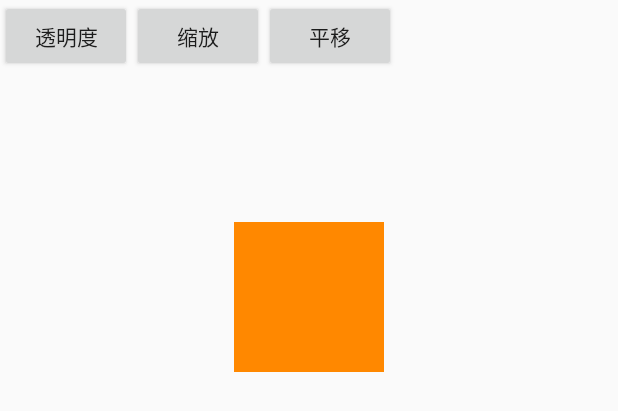
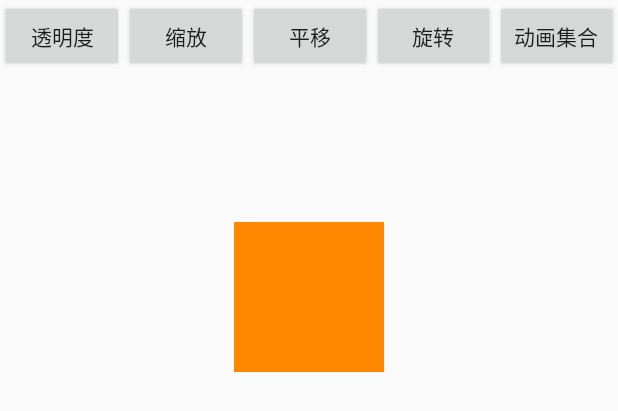
Before and after one commit to huihui4045/AndroidWorkSpace, an Android app: the layout anim.xml on its own in the app's theme, with its tools: preview values and no code run, on a phone screen of 412 x 824 dp. Shown: the top 411 px of the screen. Run offline under Robolectric (Android 15) with nearby library versions, the phone set to English and light mode, and no system bars.

Commit message:
属性动画 集合

```diff
--- a/Android_Custom/app/src/main/res/layout/anim.xml
+++ b/Android_Custom/app/src/main/res/layout/anim.xml
@@ -2,6 +2,7 @@
 <LinearLayout xmlns:android="http://schemas.android.com/apk/res/android"
     android:layout_width="match_parent"
     android:layout_height="match_parent"
+
     android:orientation="vertical">
 
     <LinearLayout
@@ -11,25 +12,54 @@
         android:orientation="horizontal">
 
         <Button
-            android:onClick="onClick"
             android:id="@+id/btn_alpha"
             android:layout_width="wrap_content"
             android:layout_height="wrap_content"
+            android:layout_weight="1"
+            android:onClick="onClick"
             android:text="透明度" />
 
         <Button
-            android:onClick="onClick"
             android:id="@+id/btn_scale"
             android:layout_width="wrap_content"
             android:layout_height="wrap_content"
+            android:layout_weight="1"
+            android:onClick="onClick"
             android:text="缩放" />
 
         <Button
-            android:onClick="onClick"
             android:id="@+id/btn_Translation"
             android:layout_width="wrap_content"
             android:layout_height="wrap_content"
+            android:layout_weight="1"
+            android:onClick="onClick"
             android:text="平移" />
+
+        <Button
+            android:id="@+id/btn_Rotation"
+            android:layout_width="wrap_content"
+            android:layout_height="wrap_content"
+            android:layout_weight="1"
+            android:onClick="onClick"
+            android:text="旋转" />
+
+
+        <Button
+            android:id="@+id/btn_AnimList"
+            android:layout_width="wrap_content"
+            android:layout_height="wrap_content"
+            android:layout_weight="1"
+            android:onClick="onClick"
+            android:text="动画集合" />
+
+    </LinearLayout>
+
+    <LinearLayout
+        android:id="@+id/ly_center"
+        android:layout_width="match_parent"
+        android:layout_height="wrap_content"
+        android:animateLayoutChanges="true"
+        android:orientation="horizontal">
 
     </LinearLayout>
 
--- a/Android_Custom/app/src/main/res/layout/content_main.xml
+++ b/Android_Custom/app/src/main/res/layout/content_main.xml
@@ -13,11 +13,13 @@
     <Button
         android:id="@+id/btn_chart"
        android:onClick="onClick"
+
         android:text="弧形"
         android:layout_width="match_parent"
         android:layout_height="wrap_content" />
 
     <Button
+
         android:id="@+id/btn_scroll"
         android:onClick="onClick"
         android:text="自定义布局"
@@ -26,6 +28,7 @@
 
 
     <Button
+
         android:id="@+id/btn_list_view"
         android:onClick="onClick"
         android:text="ListView"
@@ -35,6 +38,7 @@
 
 
     <Button
+
         android:id="@+id/btn_list_hide"
         android:onClick="onClick"
         android:text="ListView 隐藏标题栏"
@@ -42,6 +46,7 @@
         android:layout_height="wrap_content" />
 
     <Button
+
         android:id="@+id/btn_scroll_view"
         android:onClick="onClick"
         android:text="滑动View"
```
Also changed, not shown: Android_Custom/app/src/main/java/com/huihi/page/ArcChartActivity.java (+55 -13 lines).
